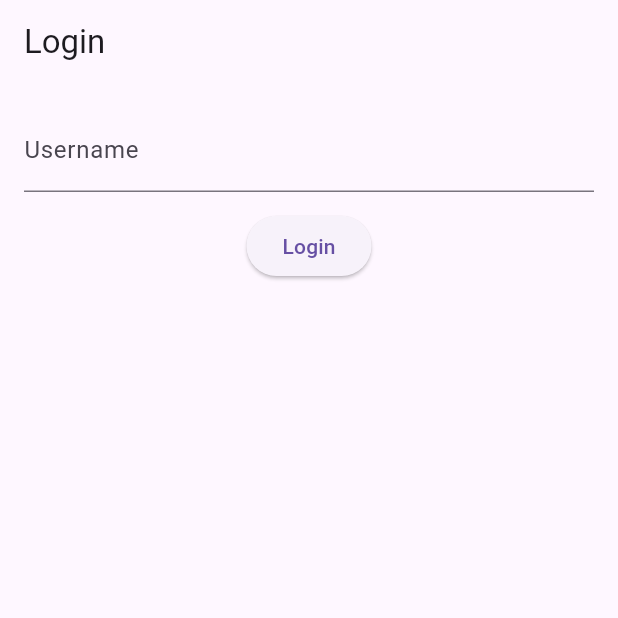
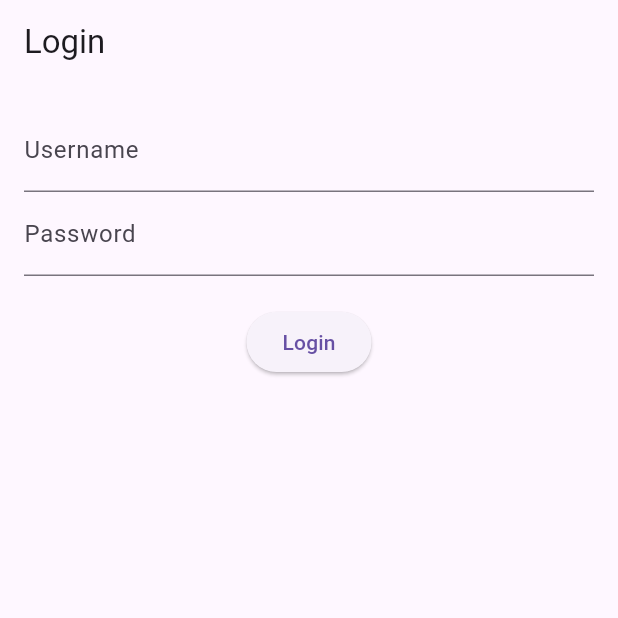
Before and after one commit to manjeetsinghgoyal/flutter_sample, a Flutter app: the screen it shows after launch, on a phone screen of 412 x 824 dp, the top half of it. Run offline on Flutter 3.47's test engine with Material 3 defaults, Android fonts, the phone set to English and light mode, and no system bars; our stand-ins replace dio, hive, hive_flutter, retrofit, sqflite; accounts and stored records are empty; generated files the repository leaves out were written again.

Commit message:
updated file uploaded

```diff
--- /dev/null
+++ b/lib/data/api/mock_api_client.dart
@@ -0,0 +1,17 @@
+import '../models/product.dart';
+
+class MockApiClient {
+  Future<bool> login(String username, String password) async {
+    await Future.delayed(const Duration(seconds: 1)); // simulate delay
+    return username == "manjeet" && password == "1234";
+  }
+
+  Future<List<Product>> getProducts() async {
+    await Future.delayed(const Duration(seconds: 1));
+    return [
+      Product(id: 1, name: "Laptop", price: 55000),
+      Product(id: 2, name: "Phone", price: 25000),
+      Product(id: 3, name: "Headphones", price: 2000),
+    ];
+  }
+}
--- a/lib/data/api/product_service.dart
+++ b/lib/data/api/product_service.dart
@@ -1,6 +1,7 @@
-import 'package:dio/dio.dart';
-import 'api_client.dart';
-import 'auth_interceptor.dart';
+import 'mock_api_client.dart';
+import '../models/product.dart';
+
+/*
 
 class ProductService {
   late ApiClient apiClient;
@@ -11,4 +12,22 @@ class ProductService {
     dio.interceptors.add(AuthInterceptor(token));
     apiClient = ApiClient(dio);
   }
+
 }
+*/
+
+class ProductService {
+  late MockApiClient apiClient;
+
+  ProductService({bool useMock = true}) {
+    apiClient = MockApiClient(); // always mock abhi
+  }
+
+  Future<bool> login(String username, String password) {
+    return apiClient.login(username, password);
+  }
+
+  Future<List<Product>> getProducts() {
+    return apiClient.getProducts();
+  }
+}
--- a/lib/ui/login_screen.dart
+++ b/lib/ui/login_screen.dart
@@ -1,6 +1,59 @@
 import 'package:flutter/material.dart';
 import '../data/api/product_service.dart';
 import 'product_screen.dart';
+
+class LoginScreen extends StatefulWidget {
+  const LoginScreen({super.key});
+
+  @override
+  State<LoginScreen> createState() => _LoginScreenState();
+}
+
+class _LoginScreenState extends State<LoginScreen> {
+  final _usernameController = TextEditingController();
+  final _passwordController = TextEditingController();
+  final _service = ProductService();
+
+  String? _error;
+
+  void _login() async {
+    bool success = await _service.login(
+      _usernameController.text,
+      _passwordController.text,
+    );
+
+    if (success) {
+      Navigator.push(
+        context,
+        MaterialPageRoute(builder: (_) => ProductScreen(service: _service)),
+      );
+    } else {
+      setState(() => _error = "Invalid username or password");
+    }
+  }
+
+  @override
+  Widget build(BuildContext context) {
+    return Scaffold(
+      appBar: AppBar(title: const Text("Login")),
+      body: Padding(
+        padding: const EdgeInsets.all(16.0),
+        child: Column(
+          children: [
+            TextField(controller: _usernameController, decoration: const InputDecoration(labelText: "Username")),
+            TextField(controller: _passwordController, decoration: const InputDecoration(labelText: "Password"), obscureText: true),
+            const SizedBox(height: 20),
+            ElevatedButton(onPressed: _login, child: const Text("Login")),
+            if (_error != null) Text(_error!, style: const TextStyle(color: Colors.red)),
+          ],
+        ),
+      ),
+    );
+  }
+}
+
+/*
+
 
 class LoginScreen extends StatefulWidget {
   const LoginScreen({super.key});
@@ -48,3 +101,4 @@ class _LoginScreenState extends State<LoginScreen> {
     );
   }
 }
+*/
```
Also changed, not shown: lib/data/models/product.dart (+30 -6 lines), lib/ui/product_screen.dart (+49 -4 lines), pubspec.yaml (+8 -6 lines), lib/data/api/api_client.g.dart (added), lib/data/models/product.g.dart, lib/data/models/user.g.dart, pubspec.lock, 1 other file.
